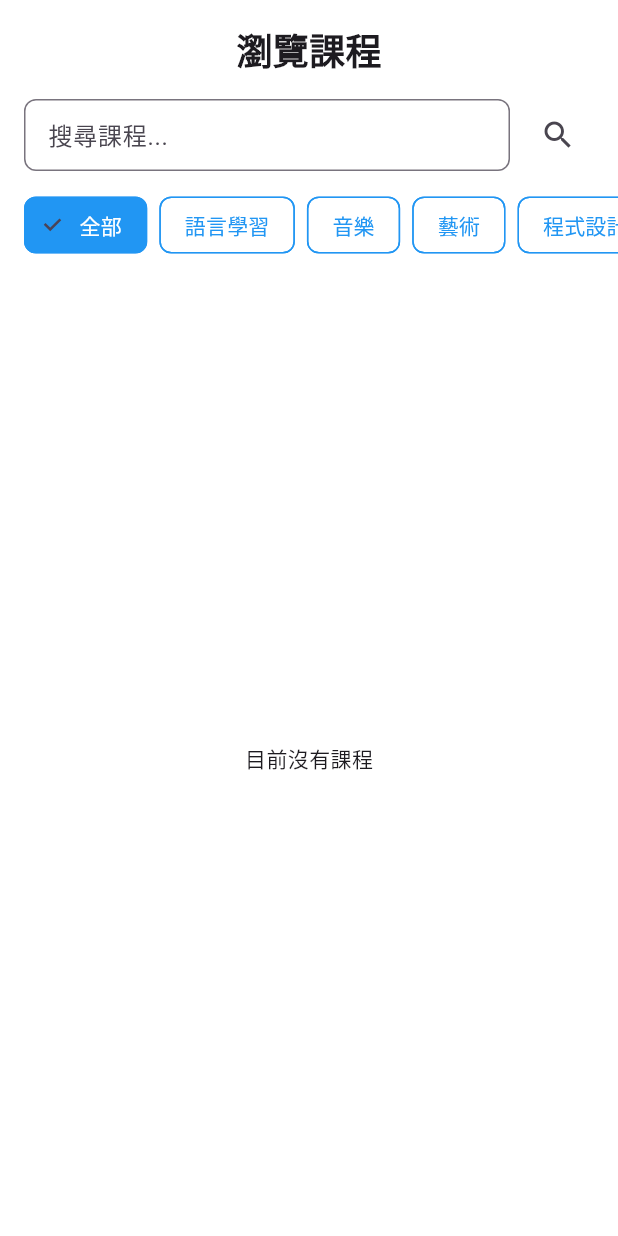
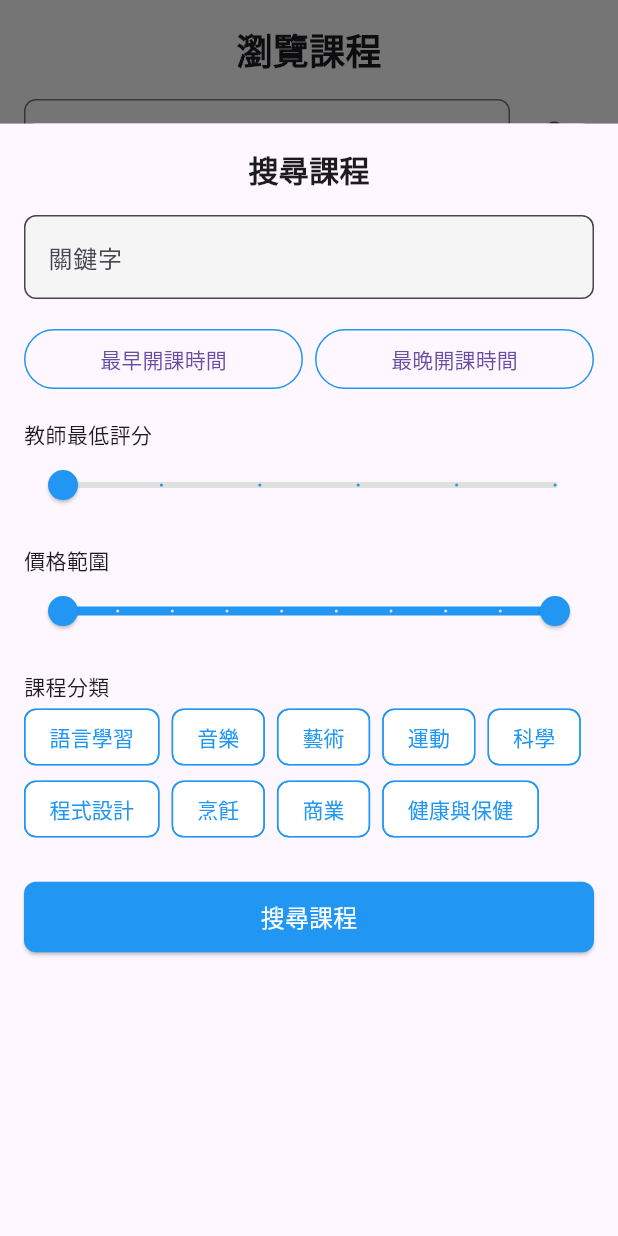
Before and after one commit to kuo1234/duo_temp, a Flutter app: the CourseBrowse screen opened by its route, after a tap on the "search" icon, on a phone screen of 412 x 824 dp. Run offline on Flutter 3.47's test engine with Material 3 defaults, Android fonts, the phone set to English and light mode, and no system bars; our stand-ins replace auto_route, firebase_auth, firebase_core, get_it, image_picker, logger; missing offline and left inert: global_configuration; accounts and stored records are empty; network calls fail.

Commit message:
add search sheet

```diff
--- a/zhiduoduo-main/lib/ui/pages/coursebrowse_view.dart
+++ b/zhiduoduo-main/lib/ui/pages/coursebrowse_view.dart
@@ -3,6 +3,7 @@ import 'package:flutter/material.dart';
 import 'package:zhi_duo_duo/core/models/course.dart';
 import 'package:zhi_duo_duo/viewmodels/coursebrowse_view_model.dart';
 import 'base_view.dart';
+import 'search_filter_sheet.dart';
 
 @RoutePage()
 class CourseBrowse extends StatelessWidget {
@@ -24,60 +25,15 @@ class CourseBrowse extends StatelessWidget {
           child: Column(
             crossAxisAlignment: CrossAxisAlignment.start,
             children: [
-                Center(
-                  child: Padding(
-                    padding: const EdgeInsets.only(top: 16),
-                    child: Text('瀏覽課程',
-                      style: TextStyle(fontSize: 24, fontWeight: FontWeight.bold),
-                    ),
-                  ),
-                ),
-                Padding(
-                  padding: const EdgeInsets.all(16),
-                  child: Row(
-                    children: [
-                      Expanded(
-                        child: TextField(
-                          decoration: InputDecoration(
-                            hintText: '搜尋課程...',
-                            border: OutlineInputBorder(borderRadius: BorderRadius.circular(8)),
-                            contentPadding: EdgeInsets.symmetric(horizontal: 12),
-                          ),
-                        ),
-                      ),
-                      SizedBox(width: 8),
-                      IconButton(icon: Icon(Icons.search), onPressed: () {}),
-                    ],
-                  ),
-                ),
-                SizedBox(
-                  height: 40,
-                  child: ListView.separated(
-                    scrollDirection: Axis.horizontal,
-                    padding: const EdgeInsets.symmetric(horizontal: 16),
-                    itemCount: categories.length,
-                    separatorBuilder: (_, __) => SizedBox(width: 8),
-                    itemBuilder: (context, index) {
-                      final category = categories[index];
-                      final isSelected = model.selectedCategory == category;
-                      return ChoiceChip(
-                        label: Text(category),
-                        selected: isSelected,
-                        onSelected: (_) => model.applyFilter(category),
-                        selectedColor: Colors.blue,
-                        backgroundColor: Colors.white,
-                        labelStyle: TextStyle(color: isSelected ? Colors.white : Colors.blue),
-                        side: BorderSide(color: Colors.blue),
-                      );
-                    },
-                  ),
-                ),
-                SizedBox(height: 16),
+              _buildHeader(),
+              _buildSearchBar(context, model),
+              _buildCategoryChips(context, model),
+              const SizedBox(height: 16),
               Expanded(
                 child: model.isBusy
-                      ? Center(child: CircularProgressIndicator())
+                    ? const Center(child: CircularProgressIndicator())
                     : model.filteredCourses.isEmpty
-                          ? Center(child: Text('目前沒有課程'))
+                        ? const Center(child: Text('目前沒有課程'))
                         : Column(
                             children: [
                               Expanded(
@@ -90,27 +46,7 @@ class CourseBrowse extends StatelessWidget {
                                 ),
                               ),
                               if (model.totalPages > 1)
-                                  Padding(
-                                    padding: const EdgeInsets.symmetric(vertical: 8),
-                                    child: Row(
-                                      mainAxisAlignment: MainAxisAlignment.center,
-                                      children: [
-                                        IconButton(
-                                          icon: Icon(Icons.arrow_left),
-                                          onPressed: model.currentPage > 1
-                                              ? () => model.changePage(model.currentPage - 1)
-                                              : null,
-                                        ),
-                                        ..._buildPageButtons(model),
-                                        IconButton(
-                                          icon: Icon(Icons.arrow_right),
-                                          onPressed: model.currentPage < model.totalPages
-                                              ? () => model.changePage(model.currentPage + 1)
-                                              : null,
-                                        ),
-                                      ],
-                                    ),
-                                  ),
+                                _buildPagination(model),
                             ],
                           ),
               ),
@@ -122,35 +58,88 @@ class CourseBrowse extends StatelessWidget {
   );
 }
 
-  List<Widget> _buildPageButtons(CourseBrowseViewModel model) {
-    const maxButtons = 5;
-    int startPage = (model.currentPage - (maxButtons ~/ 2)).clamp(1, model.totalPages);
-    int endPage = (startPage + maxButtons - 1).clamp(1, model.totalPages);
-    startPage = (endPage - maxButtons + 1).clamp(1, model.totalPages);
+  Widget _buildHeader() {
+    return Center(
+      child: Padding(
+        padding: const EdgeInsets.only(top: 16),
+        child: Text(
+          '瀏覽課程',
+          style: TextStyle(fontSize: 24, fontWeight: FontWeight.bold),
+        ),
+      ),
+    );
+  }
 
-    return List.generate(endPage - startPage + 1, (index) {
-      final page = startPage + index;
-      final isSelected = model.currentPage == page;
+  Widget _buildSearchBar(BuildContext context, CourseBrowseViewModel model) {
     return Padding(
-        padding: const EdgeInsets.symmetric(horizontal: 4),
-        child: GestureDetector(
-          onTap: () => model.changePage(page),
-          child: CircleAvatar(
-            radius: 16,
-            backgroundColor: isSelected ? Colors.blue : Colors.grey[300],
-            child: Text(
-              '$page',
-              style: TextStyle(
-                color: isSelected ? Colors.white : Colors.black,
-                fontWeight: FontWeight.bold,
+      padding: const EdgeInsets.all(16),
+      child: Row(
+        children: [
+          Expanded(
+            child: TextField(
+              decoration: InputDecoration(
+                hintText: '搜尋課程...',
+                border: OutlineInputBorder(borderRadius: BorderRadius.circular(8)),
+                contentPadding: const EdgeInsets.symmetric(horizontal: 12),
               ),
+            ),
+          ),
+          const SizedBox(width: 8),
+          IconButton(
+            icon: const Icon(Icons.search),
+            onPressed: () {
+              showModalBottomSheet(
+                context: context,
+                isScrollControlled: true,
+                shape: const RoundedRectangleBorder(
+                  borderRadius: BorderRadius.vertical(top: Radius.circular(24)),
+                ),
+                builder: (context) => FractionallySizedBox(
+                  heightFactor: 0.9,
+                  child: Padding(
+                    padding: EdgeInsets.only(
+                      bottom: MediaQuery.of(context).viewInsets.bottom,
+                    ),
+                    child: SearchFilterSheet(
+                      onApply: (filters) {
+                        model.applyAdvancedFilter(filters);
+                        Navigator.pop(context);
+                      },
                     ),
                   ),
                 ),
               );
-    });
+            },
+          ),
+        ],
+      ),
+    );
   }
 
+  Widget _buildCategoryChips(BuildContext context, CourseBrowseViewModel model) {
+  return SizedBox(
+    height: 40,
+    child: ListView.separated(
+      scrollDirection: Axis.horizontal,
+      padding: const EdgeInsets.symmetric(horizontal: 16),
+      itemCount: categories.length,
+      separatorBuilder: (_, __) => const SizedBox(width: 8),
+      itemBuilder: (context, index) {
+        final category = categories[index];
+        final isSelected = model.selectedCategory == category;
+        return ChoiceChip(
+          label: Text(category),
+          selected: isSelected,
+          onSelected: (_) => model.applyFilter(category),
+          selectedColor: Colors.blue,
+          backgroundColor: Colors.white,
+          labelStyle: TextStyle(color: isSelected ? Colors.white : Colors.blue),
+          side: const BorderSide(color: Colors.blue),
+        );
+      },
+    ),
+  );
+}
   Widget _buildCourseCard(Course course) {
     return Card(
       margin: const EdgeInsets.symmetric(horizontal: 16, vertical: 8),
@@ -199,4 +188,53 @@ class CourseBrowse extends StatelessWidget {
       ),
     );
   }
+
+  Widget _buildPagination(CourseBrowseViewModel model) {
+    return Padding(
+      padding: const EdgeInsets.symmetric(vertical: 8),
+      child: Row(
+        mainAxisAlignment: MainAxisAlignment.center,
+        children: [
+          IconButton(
+            icon: const Icon(Icons.arrow_left),
+            onPressed: model.currentPage > 1 ? () => model.changePage(model.currentPage - 1) : null,
+          ),
+          ..._buildPageButtons(model),
+          IconButton(
+            icon: const Icon(Icons.arrow_right),
+            onPressed: model.currentPage < model.totalPages ? () => model.changePage(model.currentPage + 1) : null,
+          ),
+        ],
+      ),
+    );
   }
+
+  List<Widget> _buildPageButtons(CourseBrowseViewModel model) {
+    const maxButtons = 5;
+    int startPage = (model.currentPage - (maxButtons ~/ 2)).clamp(1, model.totalPages);
+    int endPage = (startPage + maxButtons - 1).clamp(1, model.totalPages);
+    startPage = (endPage - maxButtons + 1).clamp(1, model.totalPages);
+
+    return List.generate(endPage - startPage + 1, (index) {
+      final page = startPage + index;
+      final isSelected = model.currentPage == page;
+      return Padding(
+        padding: const EdgeInsets.symmetric(horizontal: 4),
+        child: GestureDetector(
+          onTap: () => model.changePage(page),
+          child: CircleAvatar(
+            radius: 16,
+            backgroundColor: isSelected ? Colors.blue : Colors.grey[300],
+            child: Text(
+              '$page',
+              style: TextStyle(
+                color: isSelected ? Colors.white : Colors.black,
+                fontWeight: FontWeight.bold,
+              ),
+            ),
+          ),
+        ),
+      );
+    });
+  }
+}
--- /dev/null
+++ b/zhiduoduo-main/lib/ui/pages/search_filter_sheet.dart
@@ -0,0 +1,182 @@
+import 'package:flutter/material.dart';
+
+class SearchFilterSheet extends StatefulWidget {
+  final void Function(Map<String, dynamic>) onApply;
+
+  const SearchFilterSheet({super.key, required this.onApply});
+
+  @override
+  State<SearchFilterSheet> createState() => _SearchFilterSheetState();
+}
+
+class _SearchFilterSheetState extends State<SearchFilterSheet> {
+  final TextEditingController keywordController = TextEditingController();
+  DateTime? startDate;
+  DateTime? endDate;
+  double minRating = 0;
+  RangeValues priceRange = const RangeValues(500, 5000);
+  List<String> selectedCategories = [];
+
+  final List<String> categories = [
+    '語言學習', '音樂', '藝術', '運動', '科學', '程式設計', '烹飪', '商業', '健康與保健',
+  ];
+
+  Future<void> _pickDate(BuildContext context, bool isStart) async {
+    final date = await showDatePicker(
+      context: context,
+      initialDate: DateTime.now(),
+      firstDate: DateTime(2023),
+      lastDate: DateTime(2030),
+    );
+    if (date != null) {
+      setState(() {
+        if (isStart) startDate = date;
+        else endDate = date;
+      });
+    }
+  }
+
+  @override
+  Widget build(BuildContext context) {
+    return Scaffold(
+      body: SafeArea(
+        child: Padding(
+          padding: const EdgeInsets.all(16),
+          child: ListView(
+            children: [
+              Center(
+                child: Text(
+                  '搜尋課程',
+                  style: TextStyle(fontSize: 20, fontWeight: FontWeight.bold),
+                ),
+              ),
+              const SizedBox(height: 16),
+              TextField(
+                controller: keywordController,
+                decoration: InputDecoration(
+                  labelText: '關鍵字',
+                  filled: true,
+                  fillColor: Colors.grey[100],
+                  border: OutlineInputBorder(
+                    borderRadius: BorderRadius.circular(8),
+                  ),
+                ),
+              ),
+              const SizedBox(height: 16),
+              Row(
+                children: [
+                  Expanded(
+                    child: OutlinedButton(
+                      onPressed: () => _pickDate(context, true),
+                      child: Text(
+                        startDate == null
+                            ? '最早開課時間'
+                            : '${startDate!.toLocal()}'.split(' ')[0],
+                      ),
+                      style: OutlinedButton.styleFrom(
+                        side: BorderSide(color: Colors.blue),
+                      ),
+                    ),
+                  ),
+                  const SizedBox(width: 8),
+                  Expanded(
+                    child: OutlinedButton(
+                      onPressed: () => _pickDate(context, false),
+                      child: Text(
+                        endDate == null
+                            ? '最晚開課時間'
+                            : '${endDate!.toLocal()}'.split(' ')[0],
+                      ),
+                      style: OutlinedButton.styleFrom(
+                        side: BorderSide(color: Colors.blue),
+                      ),
+                    ),
+                  ),
+                ],
+              ),
+              const SizedBox(height: 16),
+              Text('教師最低評分'),
+              Slider(
+                value: minRating,
+                onChanged: (value) => setState(() => minRating = value),
+                min: 0,
+                max: 5,
+                divisions: 5,
+                activeColor: Colors.blue,
+                inactiveColor: Colors.grey[300],
+                label: minRating.toStringAsFixed(1),
+              ),
+              const SizedBox(height: 16),
+              Text('價格範圍'),
+              RangeSlider(
+                values: priceRange,
+                onChanged: (values) => setState(() => priceRange = values),
+                min: 500,
+                max: 5000,
+                divisions: 9,
+                activeColor: Colors.blue,
+                inactiveColor: Colors.grey[300],
+                labels: RangeLabels(
+                  'NT\$ ${priceRange.start.round()}',
+                  'NT\$ ${priceRange.end.round()}',
+                ),
+              ),
+              const SizedBox(height: 16),
+              Text('課程分類'),
+              Wrap(
+                spacing: 8,
+                children: categories.map((cat) {
+                  final selected = selectedCategories.contains(cat);
+                  return ChoiceChip(
+                    label: Text(cat),
+                    selected: selected,
+                    onSelected: (val) {
+                      setState(() {
+                        selected
+                            ? selectedCategories.remove(cat)
+                            : selectedCategories.add(cat);
+                      });
+                    },
+                    selectedColor: Colors.blue,
+                    backgroundColor: Colors.white,
+                    labelStyle: TextStyle(
+                      color: selected ? Colors.white : Colors.blue,
+                    ),
+                    side: BorderSide(color: Colors.blue),
+                  );
+                }).toList(),
+              ),
+              const SizedBox(height: 24),
+              ElevatedButton(
+                onPressed: () {
+                  final filters = {
+                    'keyword': keywordController.text.trim(),
+                    'startDate': startDate,
+                    'endDate': endDate,
+                    'minRating': minRating,
+                    'priceRange': priceRange,
+                    'categories': selectedCategories,
+                  };
+                  widget.onApply(filters);
+                },
+                style: ElevatedButton.styleFrom(
+                  backgroundColor: Colors.blue,
+                  shape: RoundedRectangleBorder(
+                    borderRadius: BorderRadius.circular(8),
+                  ),
+                ),
+                child: const Padding(
+                  padding: EdgeInsets.symmetric(vertical: 12),
+                  child: Text(
+                    '搜尋課程',
+                    style: TextStyle(fontSize: 16, color: Colors.white),
+                  ),
+                ),
+              ),
+            ],
+          ),
+        ),
+      ),
+    );
+  }
+}
```
Also changed, not shown: zhiduoduo-main/lib/viewmodels/coursebrowse_view_model.dart (+48 -3 lines). Lines whose indentation alone changed are shown as unchanged.
